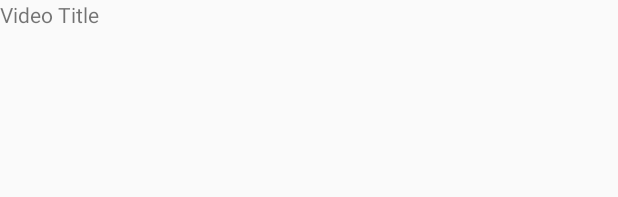
After one commit to sjoerd20/mProgProject, an Android app: the layout video_item.xml on its own in the app's theme, with its tools: preview values and no code run, on a phone screen of 412 x 824 dp. The commit adds this screen. Shown: the top 197 px of the screen. Run offline under Robolectric (Android 15) with nearby library versions, the light colour scheme and no system bars.

```diff
--- /dev/null
+++ b/app/src/main/res/layout/video_item.xml
@@ -0,0 +1,13 @@
+<?xml version="1.0" encoding="utf-8"?>
+<LinearLayout xmlns:android="http://schemas.android.com/apk/res/android"
+    android:orientation="vertical" android:layout_width="match_parent"
+    android:layout_height="match_parent">
+
+    <TextView
+        android:id="@+id/videoTitle"
+        android:layout_width="match_parent"
+        android:layout_height="wrap_content"
+        android:layout_weight="1"
+        android:text="Video Title" />
+
+</LinearLayout>
```
Also changed, not shown: app/src/main/java/com/example/sjoerd/music4party/VideoAdapter.java (added, +43 -0 lines), app/src/main/java/com/example/sjoerd/music4party/YoutubeSearchRequest.java (+5 -3 lines), app/src/main/java/com/example/sjoerd/music4party/activities/GroupCreatorHomeActivity.java (+23 -0 lines), app/src/main/java/com/example/sjoerd/music4party/fragments/SearchFragment.java (+14 -12 lines), app/src/main/res/layout/activity_group_creator_home.xml (+35 -7 lines), app/src/main/res/layout/fragment_search.xml (+7 -13 lines).
